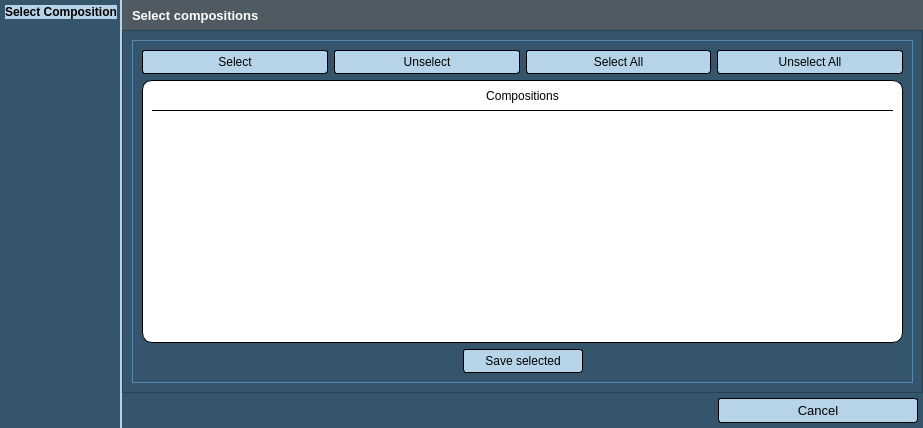
Qt form Kompozycje/compositions_saver.ui (GIAPspzoo/GIAP_PolaMap_lite) before a commit.
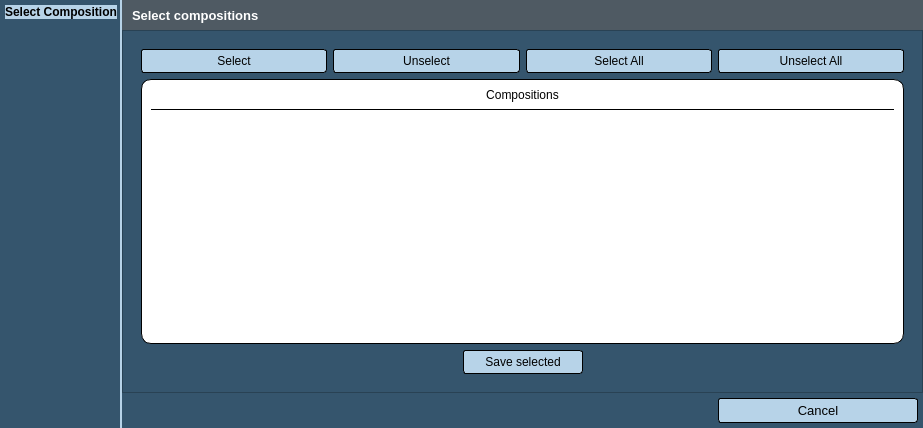
The same form after that commit. Icons and pictures are not drawn.

Diff of the .ui file:
```diff
--- a/Kompozycje/compositions_saver.ui
+++ b/Kompozycje/compositions_saver.ui
@@ -266,6 +266,14 @@
          <layout class="QGridLayout" name="gridLayout_17">
           <item row="0" column="1">
            <widget class="QGroupBox" name="groupBox_11">
+            <property name="styleSheet">
+             <string notr="true">QGroupBox{
+	border: None;
+}
+QPushButton:pressed{
+	font-weight: bold;
+}</string>
+            </property>
             <property name="title">
              <string/>
             </property>
```
Left out of the diff: 1 changed line with no effect on the pictures.
